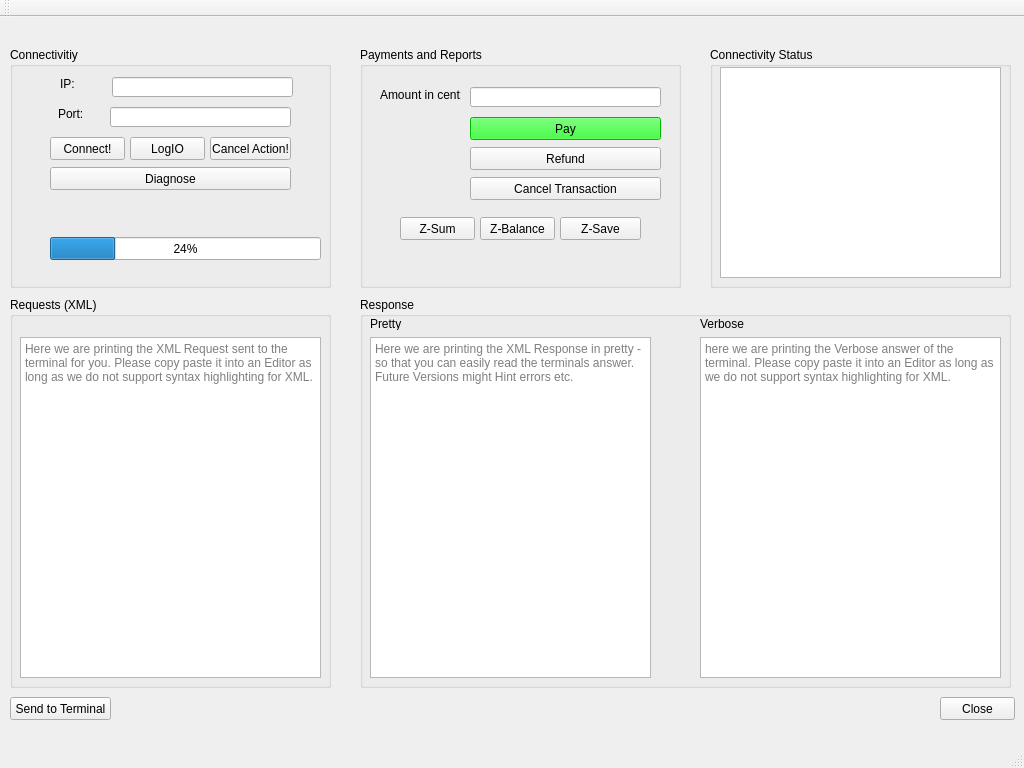
The window that mainwindow.ui (23RoMax/OXterm) describes before a commit, drawn with Qt 5.
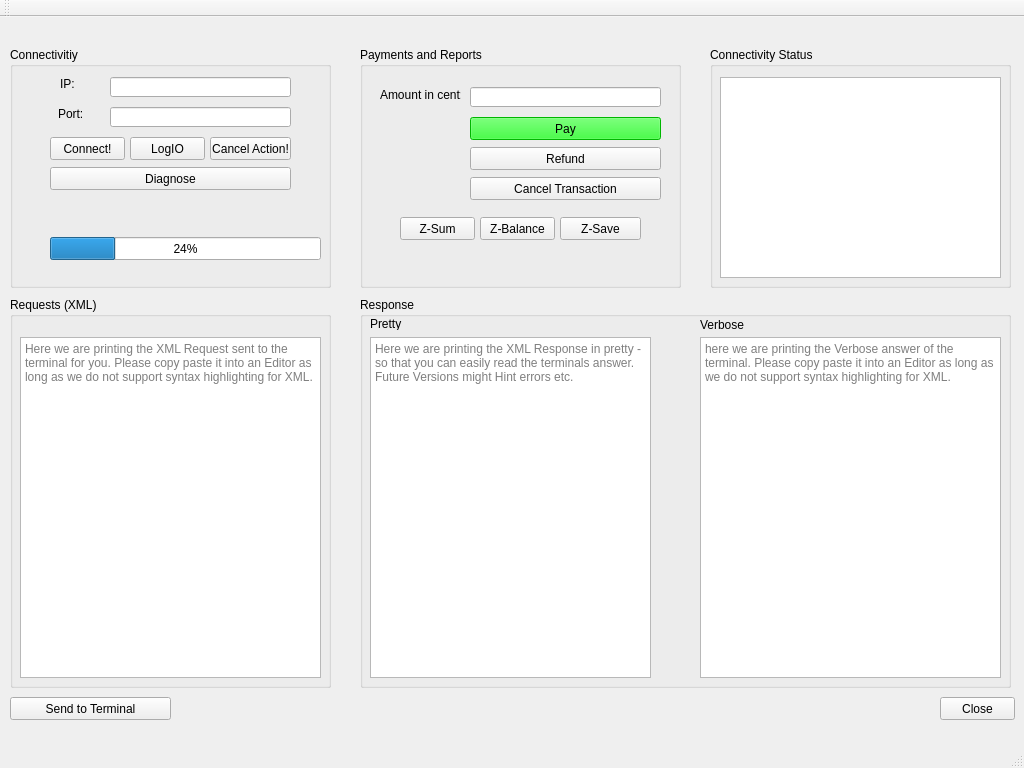
The same window after the commit.

Commit message: Little UI Adjustments and added build settings for iOS

```diff
--- a/mainwindow.ui
+++ b/mainwindow.ui
@@ -19,7 +19,7 @@
      <rect>
       <x>10</x>
       <y>680</y>
-      <width>101</width>
+      <width>161</width>
       <height>23</height>
      </rect>
     </property>
@@ -154,7 +154,7 @@
     <widget class="QLineEdit" name="lineEditIP">
      <property name="geometry">
       <rect>
-       <x>102</x>
+       <x>100</x>
        <y>30</y>
        <width>181</width>
        <height>20</height>
@@ -782,8 +782,8 @@
       <rect>
        <x>340</x>
        <y>20</y>
-       <width>47</width>
-       <height>13</height>
+       <width>51</width>
+       <height>16</height>
       </rect>
      </property>
      <property name="text">
@@ -839,9 +839,9 @@
      <property name="geometry">
       <rect>
        <x>10</x>
-       <y>20</y>
+       <y>30</y>
        <width>281</width>
-       <height>211</height>
+       <height>201</height>
       </rect>
      </property>
     </widget>
```
Left out of the diff: 2 changed lines with no effect on the pictures. The commit also changes 1 other file.
